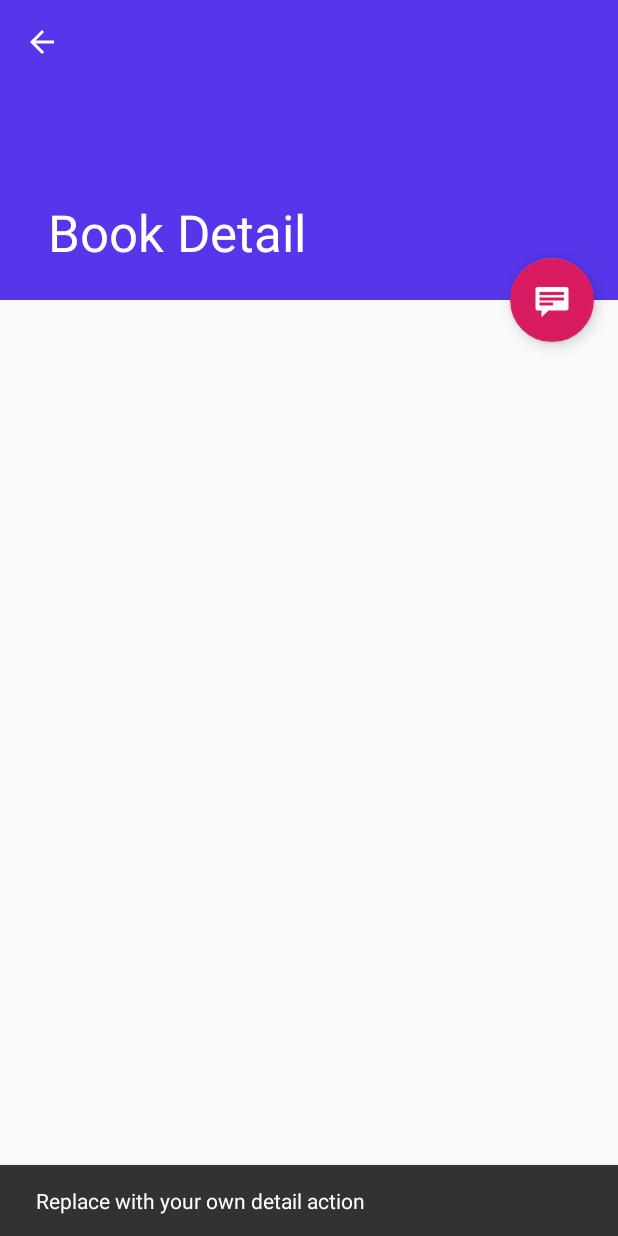
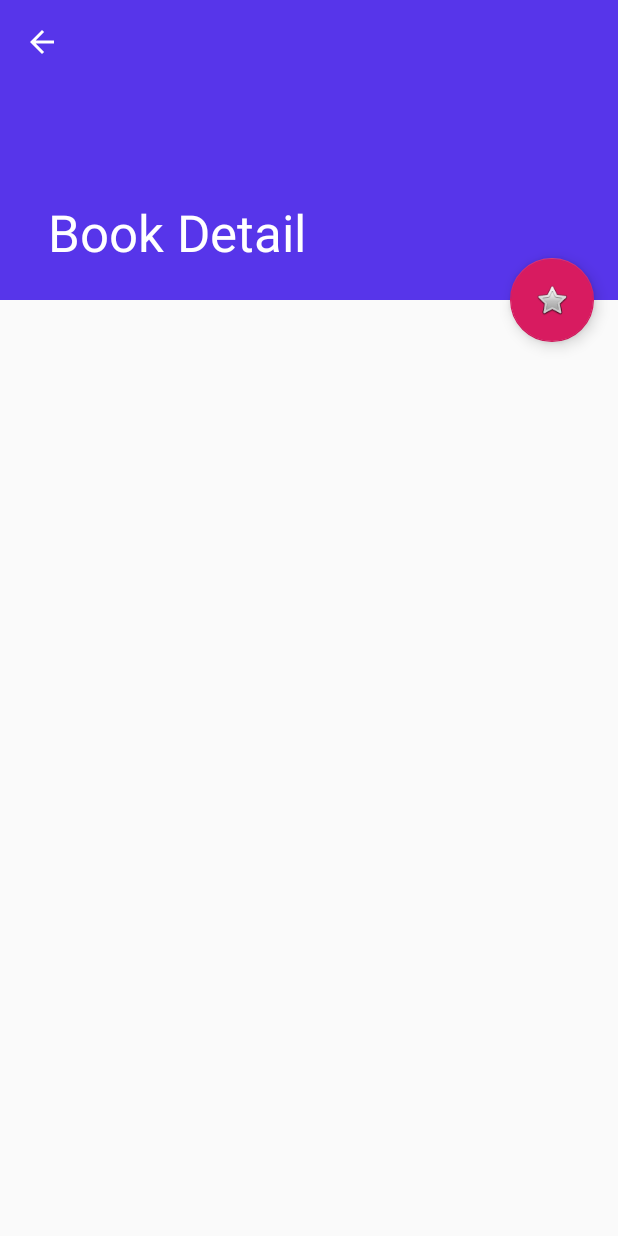
Before and after one commit to davidhm0/MyBooks, an Android app: the BookDetailActivity screen opened directly, with no data from a screen before it, after a tap on an icon or button, on a phone screen of 412 x 824 dp. Run offline under Robolectric (Android 15) with nearby library versions, the phone set to English and light mode, and no system bars; 2 statements that could not run were skipped.

```diff
--- a/app/src/main/java/com/davidhm/pqtm/mybooks/BookDetailActivity.java
+++ b/app/src/main/java/com/davidhm/pqtm/mybooks/BookDetailActivity.java
@@ -1,14 +1,13 @@
 package com.davidhm.pqtm.mybooks;
 
-import android.content.Intent;
 import android.os.Bundle;
 import android.support.design.widget.FloatingActionButton;
 import android.support.design.widget.Snackbar;
 import android.support.v7.widget.Toolbar;
+import android.util.Log;
 import android.view.View;
 import android.support.v7.app.AppCompatActivity;
 import android.support.v7.app.ActionBar;
-import android.support.v4.app.NavUtils;
 import android.view.MenuItem;
 
 /**
@@ -19,6 +18,11 @@ import android.view.MenuItem;
  */
 public class BookDetailActivity extends AppCompatActivity {
 
+    private static final String TAG ="MyBookDetailActivity";
+
+    // Botón para iniciar el formulario de compra de un libro
+    private FloatingActionButton fab;
+
     @Override
     protected void onCreate(Bundle savedInstanceState) {
         super.onCreate(savedInstanceState);
@@ -26,12 +30,12 @@ public class BookDetailActivity extends AppCompatActivity {
         Toolbar toolbar = (Toolbar) findViewById(R.id.detail_toolbar);
         setSupportActionBar(toolbar);
 
-        FloatingActionButton fab = (FloatingActionButton) findViewById(R.id.fab);
+        fab = (FloatingActionButton) findViewById(R.id.fab);
         fab.setOnClickListener(new View.OnClickListener() {
             @Override
             public void onClick(View view) {
-                Snackbar.make(view, "Replace with your own detail action", Snackbar.LENGTH_LONG)
-                        .setAction("Action", null).show();
+                // Configura el comportamiento del botón flotante
+                setupOnClickFab(view);
             }
         });
 
@@ -60,6 +64,15 @@ public class BookDetailActivity extends AppCompatActivity {
         }
     }
 
+    /**
+     * Configura el comportamiento del botón flotante cuando se pulsa sobre el
+     * mismo.
+     */
+
+    private void setupOnClickFab(View view) {
+        Log.d(TAG, "setupOnClickFab(): Botón flotante pulsado");
+    }
+
     @Override
     public boolean onOptionsItemSelected(MenuItem item) {
         int id = item.getItemId();
--- a/app/src/main/res/layout/activity_book_detail.xml
+++ b/app/src/main/res/layout/activity_book_detail.xml
@@ -49,6 +49,6 @@
         android:layout_margin="@dimen/fab_margin"
         app:layout_anchor="@+id/book_detail_container"
         app:layout_anchorGravity="top|end"
-        app:srcCompat="@android:drawable/stat_notify_chat" />
+        app:srcCompat="@android:drawable/btn_star" />
 
 </android.support.design.widget.CoordinatorLayout>
```
